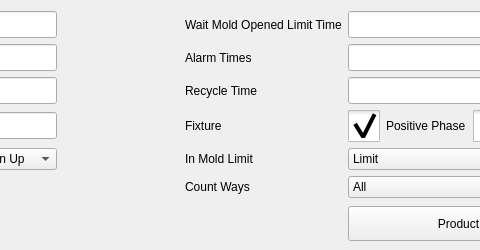
First picture: the form in hcsettings/ichcproductsettingframe.ui, repository dongdong-2009/3-5AxisRobot, before the edit; both pictures show x 175 to 655 and y 0 to 250 of the 826 by 250 pixel window.
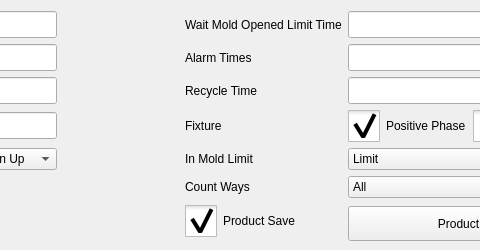
Second picture: the form after the edit. Icons and pictures are not drawn. Custom widgets are drawn as their Qt base class.

What changed in the file:
```diff
--- a/hcsettings/ichcproductsettingframe.ui
+++ b/hcsettings/ichcproductsettingframe.ui
@@ -431,6 +431,41 @@
      </property>
     </widget>
    </item>
+   <item row="8" column="3">
+    <widget class="QCheckBox" name="productSave">
+     <property name="styleSheet">
+      <string notr="true">::indicator {
+     width: 32px;
+     height: 32px;
+ }
+
+::indicator:unchecked 
+{
+     image: url(:/resource/check_unchecked.png);
+ }
+::indicator:checked 
+{
+     image: url(:/resource/check_checked.png);
+ }
+
+QRadioButton::indicator:checked:disabled
+{
+ image: url(:/resource/check_checked_disable.png);
+}
+
+QRadioButton::indicator:unchecked:disabled
+{
+ image: url(:/resource/check_unchecked_disable.png);
+}</string>
+     </property>
+     <property name="text">
+      <string>Product Save</string>
+     </property>
+     <property name="checked">
+      <bool>true</bool>
+     </property>
+    </widget>
+   </item>
   </layout>
  </widget>
  <customwidgets>
```
